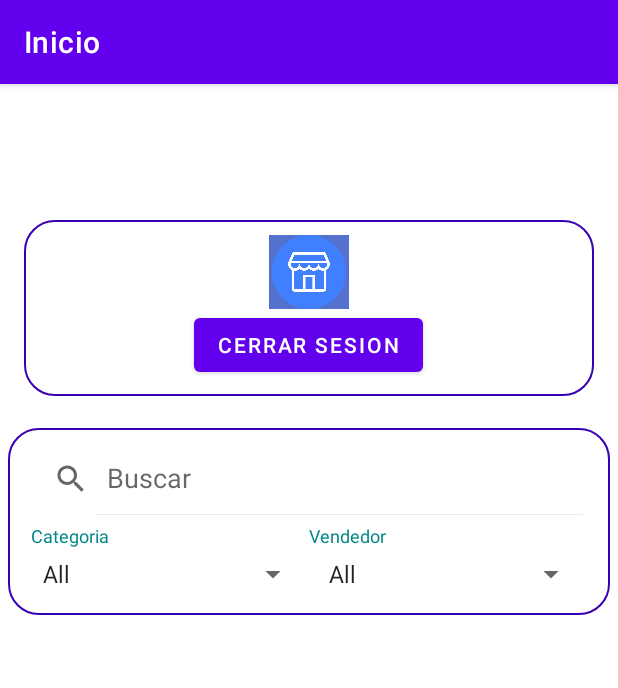
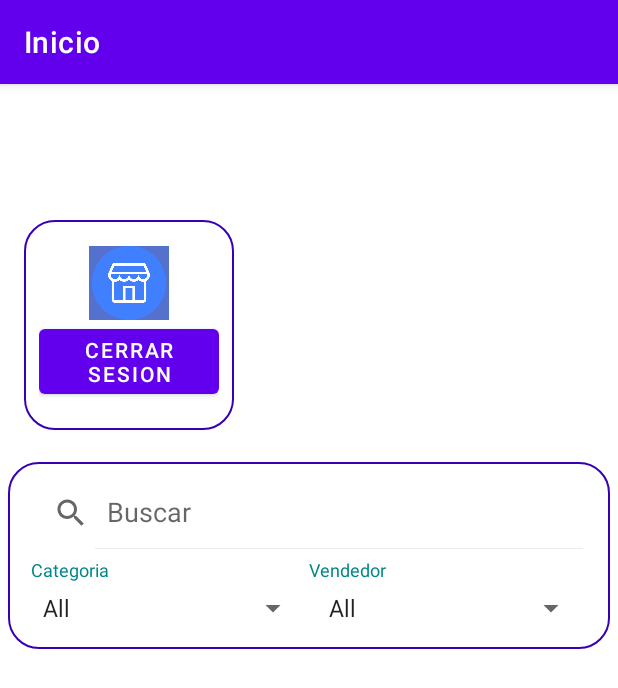
Before and after one commit to jhonathanzapata/Proyectomarket2, an Android app: the HomeActivity screen opened directly, with no data from a screen before it, on a phone screen of 412 x 824 dp. Shown: the top 688 px of the screen. Run offline under Robolectric (Android 15) with nearby library versions, the phone set to English and light mode, and no system bars; our stand-ins replace Firebase (no records; nobody signed in at launch, a user with empty details on screens opened directly), Picasso.

Commit message:
Jesuscommit2

```diff
--- a/app/build.gradle
+++ b/app/build.gradle
@@ -47,6 +47,7 @@ dependencies {
     implementation 'com.google.android.gms:play-services-auth:19.2.0'
     implementation 'com.google.firebase:firebase-firestore:21.6.0'
     implementation 'com.squareup.picasso:picasso:2.71828'
+    implementation 'com.google.firebase:firebase-firestore-ktx:24.0.0'
 
     testImplementation 'junit:junit:4.+'
 
--- a/app/src/main/java/com/example/proyectociclo42/Adaptador/AdaptaProducto.kt
+++ b/app/src/main/java/com/example/proyectociclo42/Adaptador/AdaptaProducto.kt
@@ -37,6 +37,7 @@ class AdaptaProducto (private val context: Context, private val productos:Mutabl
         holder.categoria.text=productos[position].categoria
         holder.puntuacion.text=(productos[position].puntuacion).toString()
 
+
     }
 
     override fun getItemCount(): Int = productos.size
@@ -50,6 +51,9 @@ inner class ProductoViewHolder(itemView: View) : RecyclerView.ViewHolder(itemVie
     val vendedor = itemView.findViewById<TextView>(R.id.vendedorProducto)
     val categoria = itemView.findViewById<TextView>(R.id.categoriaProducto)
     val puntuacion=itemView.findViewById<TextView>(R.id.promediopuntuacion)
+
+
+
 
     init {
         itemView.setOnClickListener(this)
--- a/app/src/main/res/layout/activity_home.xml
+++ b/app/src/main/res/layout/activity_home.xml
@@ -26,7 +26,7 @@
 
     <TextView
         android:id="@+id/textviewprovider"
-        android:layout_width="match_parent"
+        android:layout_width="140dp"
         android:layout_height="wrap_content"
         android:layout_marginStart="10dp"
         android:layout_marginTop="10dp"
@@ -41,11 +41,13 @@
         app:layout_constraintTop_toBottomOf="@+id/toolbar"
         app:layout_constraintTop_toTopOf="parent" />
 
+
     <LinearLayout
-        android:layout_width="match_parent"
-        android:layout_height="wrap_content"
+        android:id="@+id/cerrarsecion"
+        android:layout_width="140dp"
+        android:layout_height="140dp"
+        android:layout_margin="16dp"
         android:background="@drawable/customborder"
-        android:layout_margin="16dp"
         android:gravity="center"
         android:orientation="vertical">
 
@@ -153,7 +155,6 @@
     </LinearLayout>
 
 
-
     <androidx.recyclerview.widget.RecyclerView
         android:id="@+id/recyclerView_productos"
         android:layout_width="match_parent"
```
Also changed, not shown: app/src/main/res/layout/hardware_item.xml (+20 -20 lines).
